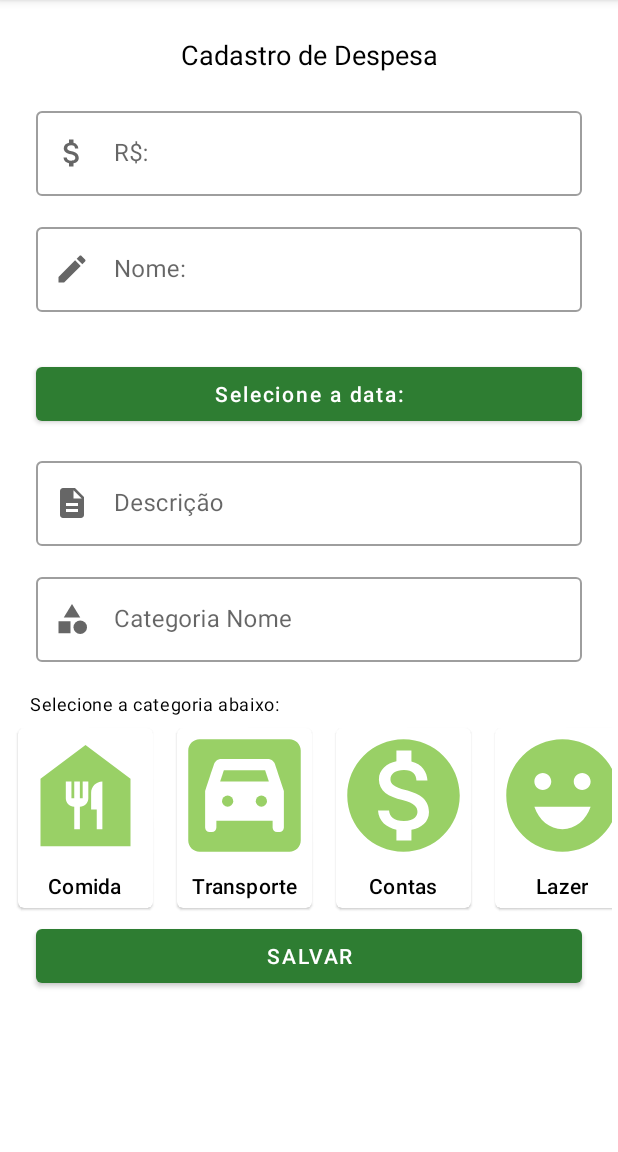
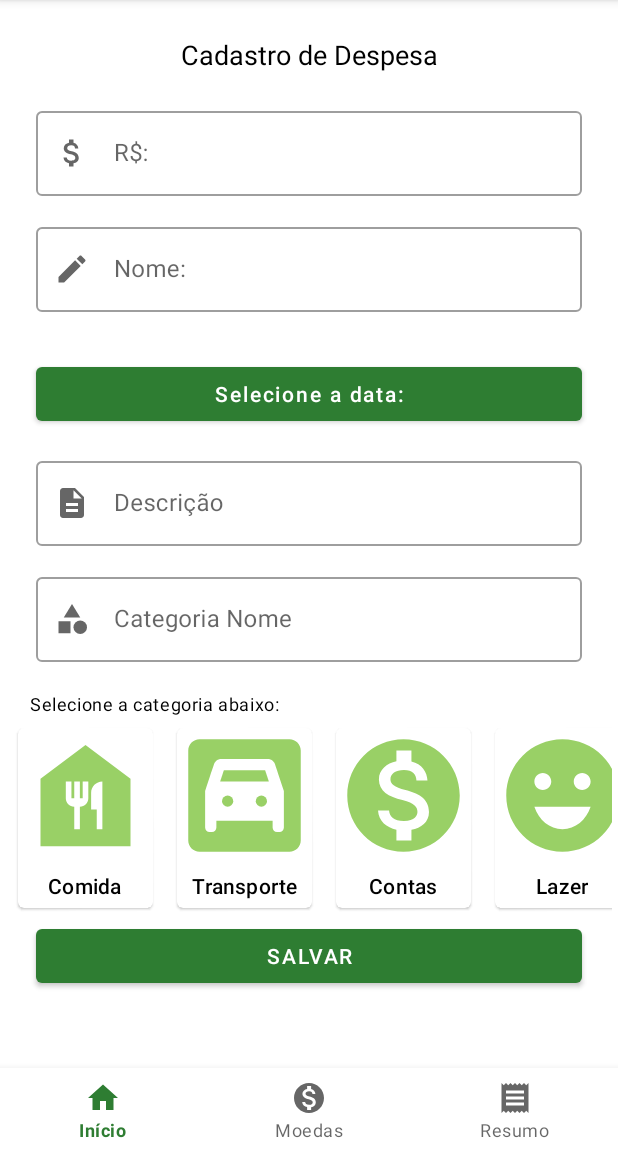
Before and after one commit to pedrofranq96/MeusGastos, an Android app: the CriarDespesasFragment screen opened through its navigation route, on a phone screen of 412 x 824 dp, the part 84-1236 px from its top. Run offline under Robolectric (Android 15) with nearby library versions, the phone set to English and light mode, and no system bars; our stand-ins replace Firebase (no records; nobody signed in at launch, a user with empty details on screens opened directly); network calls fail.

Commit message:
Bottom Navigation e Retirada do ADmob

```diff
--- a/app/build.gradle
+++ b/app/build.gradle
@@ -32,9 +32,6 @@ android {
     }
     kotlinOptions {
         jvmTarget = '1.8'
-    }
-    viewBinding {
-        enabled = true
     }
     buildFeatures {
         viewBinding true
--- a/app/src/main/java/br/edu/infnet/meusgastos/HomeActivity.kt
+++ b/app/src/main/java/br/edu/infnet/meusgastos/HomeActivity.kt
@@ -3,19 +3,11 @@ package br.edu.infnet.meusgastos
 import android.content.Intent
 import android.os.Bundle
 import androidx.activity.viewModels
-import androidx.annotation.Nullable
 import androidx.appcompat.app.AppCompatActivity
 import androidx.fragment.app.Fragment
-import androidx.fragment.app.FragmentManager
-import androidx.fragment.app.FragmentPagerAdapter
-import androidx.viewpager.widget.ViewPager
 import br.edu.infnet.meusgastos.databinding.ActivityHomeBinding
 import br.edu.infnet.meusgastos.login.ui.LoginActivity
 import br.edu.infnet.meusgastos.main.ui.*
-import br.edu.infnet.meusgastos.utils.navUp
-import br.edu.infnet.meusgastos.utils.toast
-import com.google.android.gms.ads.AdRequest
-import com.google.android.gms.ads.MobileAds
 
 class HomeActivity : AppCompatActivity() {
 
@@ -36,12 +28,36 @@ class HomeActivity : AppCompatActivity() {
 
         binding.tvUserEmail.text = viewModel.getCurrentUserEmail()
 
-        MobileAds.initialize(this) {}
-        val adRequest = AdRequest.Builder().build()
-        binding.adView.loadAd(adRequest)
+        binding.bottomNavigationView.setOnItemSelectedListener {
+
+            when(it.itemId){
+
+                R.id.home -> replaceFragment(DashboardFragment())
+                R.id.moedas -> replaceFragment(MoedasFragment())
+                R.id.resumo -> replaceFragment(ResumoFragment())
+                else ->{
+                    throw Exception("Erro durante a navegação!")
+                }
+
+            }
+
+            true
+        }
+       // MobileAds.initialize(this) {}
+       // val adRequest = AdRequest.Builder().build()
+       // binding.adView.loadAd(adRequest)
 
 //        setupViewPager(binding.tabViewpager)
 //        setSupportActionBar()
+
+    }
+
+    private fun replaceFragment(fragment: Fragment){
+
+        val fragmentManager = supportFragmentManager
+        val fragmentTransaction =  fragmentManager.beginTransaction()
+        fragmentTransaction.replace(R.id.fragmentContainerView, fragment)
+        fragmentTransaction.commit()
 
     }
 
@@ -93,9 +109,6 @@ class HomeActivity : AppCompatActivity() {
 //    }
 
 
-
-
-
     private fun startLoginActivity() {
         startActivity(Intent(this, LoginActivity::class.java))
         finish()
--- a/app/src/main/java/br/edu/infnet/meusgastos/main/ui/MainViewModel.kt
+++ b/app/src/main/java/br/edu/infnet/meusgastos/main/ui/MainViewModel.kt
@@ -283,7 +283,7 @@ class MainViewModel : ViewModel() {
 
     /////////////////////////////////////////////////////
 
-    ////////Categorias///////
+    ////////Categorias//////////
      val categoriaLista = mutableListOf<Categoria>(
         Categoria(1, "Comida", R.drawable.cat_comida),
         Categoria(2, "Transporte", R.drawable.cat_transporte),
--- /dev/null
+++ b/app/src/main/res/drawable/ic_home_24.xml
@@ -0,0 +1,5 @@
+<vector android:height="24dp" android:tint="#000000"
+    android:viewportHeight="24" android:viewportWidth="24"
+    android:width="24dp" xmlns:android="http://schemas.android.com/apk/res/android">
+    <path android:fillColor="@android:color/white" android:pathData="M10,20v-6h4v6h5v-8h3L12,3 2,12h3v8z"/>
+</vector>
--- /dev/null
+++ b/app/src/main/res/drawable/ic_receipt.xml
@@ -0,0 +1,5 @@
+<vector android:height="24dp" android:tint="#000000"
+    android:viewportHeight="24" android:viewportWidth="24"
+    android:width="24dp" xmlns:android="http://schemas.android.com/apk/res/android">
+    <path android:fillColor="@android:color/white" android:pathData="M18,17L6,17v-2h12v2zM18,13L6,13v-2h12v2zM18,9L6,9L6,7h12v2zM3,22l1.5,-1.5L6,22l1.5,-1.5L9,22l1.5,-1.5L12,22l1.5,-1.5L15,22l1.5,-1.5L18,22l1.5,-1.5L21,22L21,2l-1.5,1.5L18,2l-1.5,1.5L15,2l-1.5,1.5L12,2l-1.5,1.5L9,2 7.5,3.5 6,2 4.5,3.5 3,2v20z"/>
+</vector>
--- a/app/src/main/res/layout/activity_home.xml
+++ b/app/src/main/res/layout/activity_home.xml
@@ -79,28 +79,22 @@
 
         android:layout_margin="4dp"
         app:defaultNavHost="true"
-        app:layout_constraintBottom_toTopOf="@+id/adView"
+
+        app:layout_constraintBottom_toTopOf="@+id/bottomNavigationView"
+        app:layout_constraintEnd_toEndOf="parent"
+        app:layout_constraintStart_toStartOf="parent"
         app:layout_constraintTop_toBottomOf="@+id/appBarLayout"
-        app:navGraph="@navigation/nav_graph"
-        tools:layout_editor_absoluteX="4dp" />
+        app:navGraph="@navigation/nav_graph" />
 
-    <androidx.viewpager.widget.ViewPager
-        android:id="@+id/tab_viewpager"
-        android:layout_width="match_parent"
-        android:layout_height="match_parent"
-        android:layout_marginTop="5dp"
-        app:layout_behavior="@string/appbar_scrolling_view_behavior" />
-
-    <com.google.android.gms.ads.AdView
-        android:id="@+id/adView"
-        android:layout_width="wrap_content"
+    <com.google.android.material.bottomnavigation.BottomNavigationView
+        android:id="@+id/bottomNavigationView"
+        android:layout_width="0dp"
         android:layout_height="wrap_content"
-
-        app:adSize="BANNER"
-        app:adUnitId="ca-app-pub-3940256099942544/6300978111"
-
         app:layout_constraintBottom_toBottomOf="parent"
         app:layout_constraintEnd_toEndOf="parent"
-        app:layout_constraintStart_toStartOf="parent" />
+        app:layout_constraintStart_toStartOf="parent"
+        app:menu="@menu/bottom_nav"
+        />
+
 
 </androidx.constraintlayout.widget.ConstraintLayout>
--- /dev/null
+++ b/app/src/main/res/menu/bottom_nav.xml
@@ -0,0 +1,17 @@
+<?xml version="1.0" encoding="utf-8"?>
+<menu xmlns:android="http://schemas.android.com/apk/res/android">
+
+    <item android:title="Início"
+        android:id="@+id/home"
+        android:icon="@drawable/ic_home_24"
+        />
+    <item android:title="Moedas"
+        android:id="@+id/moedas"
+        android:icon="@drawable/cat_contas"
+        />
+    <item android:title="Resumo"
+        android:id="@+id/resumo"
+        android:icon="@drawable/ic_receipt"
+        />
+
+</menu>
```
Also changed, not shown: app/src/main/java/br/edu/infnet/meusgastos/main/ui/ResumoFragment.kt (added, +31 -0 lines), app/src/main/res/layout/fragment_resumo.xml (added, +15 -0 lines).
